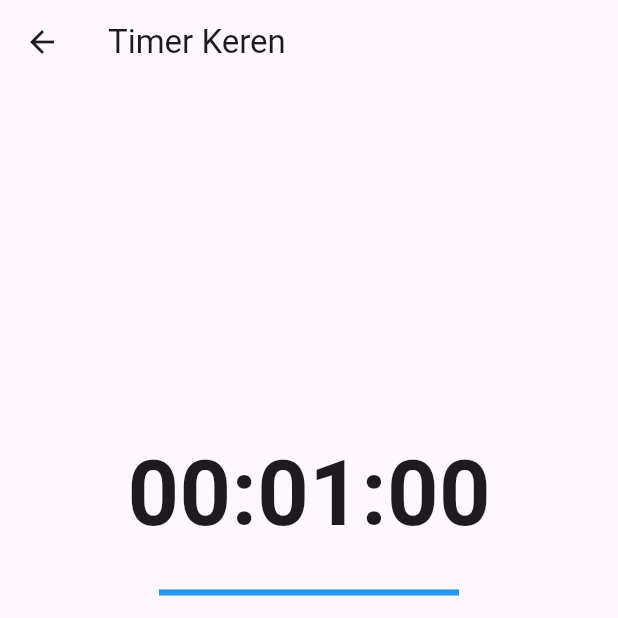
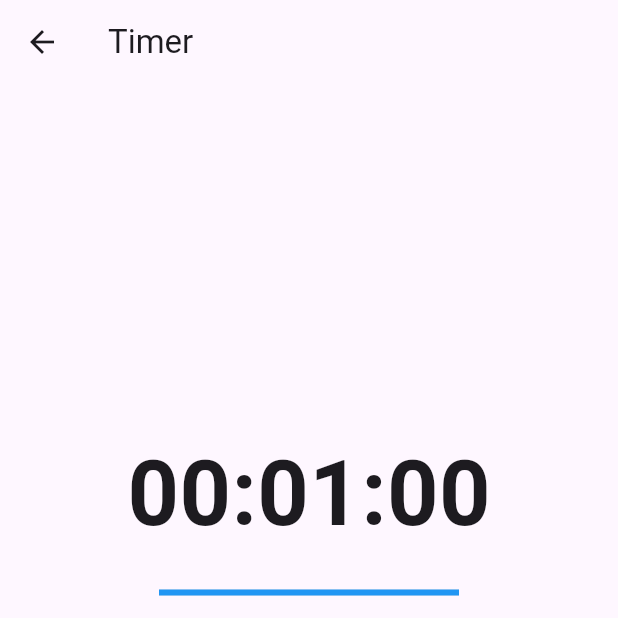
Before and after one commit to Indramalang/flutter_android_2, a Flutter app: the TimerPage screen opened directly, on a phone screen of 412 x 824 dp, the top half of it. Run offline on Flutter 3.47's test engine with Material 3 defaults, Android fonts, the phone set to English and light mode, and no system bars; our stand-ins replace hive_flutter, youtube_player_flutter; accounts and stored records are empty.

Commit message:
Minor Update

```diff
--- a/lib/main.dart
+++ b/lib/main.dart
@@ -20,7 +20,7 @@ class MyApp extends StatelessWidget {
   @override
   Widget build(BuildContext context) {
     return MaterialApp(
-      title: 'Flutter Demo',
+      title: 'APlikasiku',
       theme: ThemeData(
         colorScheme: ColorScheme.fromSeed(seedColor: Colors.deepPurple),
         useMaterial3: true,
--- a/lib/timer.dart
+++ b/lib/timer.dart
@@ -90,7 +90,7 @@ class _TimerPageState extends State<TimerPage> {
   Widget build(BuildContext context) {
     return Scaffold(
       appBar: AppBar(
-        title: Text('Timer Keren'),
+        title: Text('Timer'),
       ),
       body: Center(
         child: Column(
```
